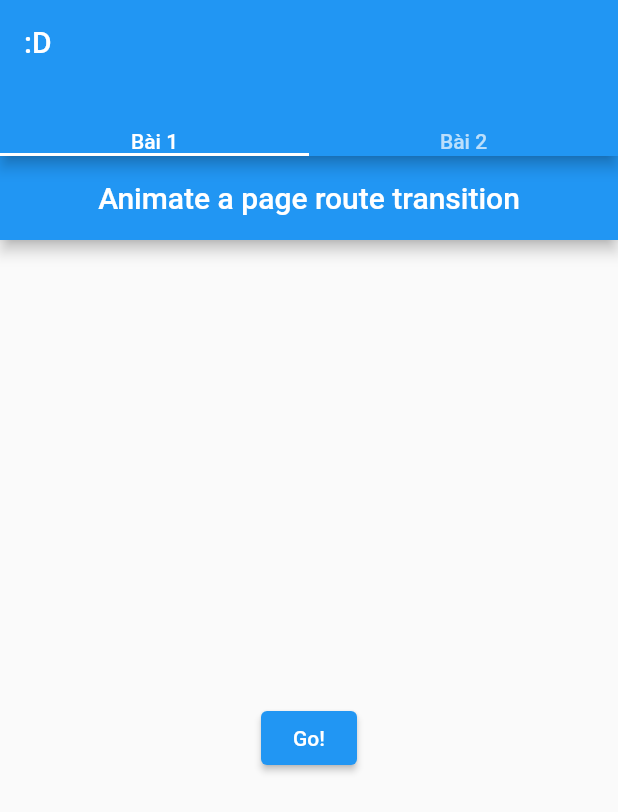
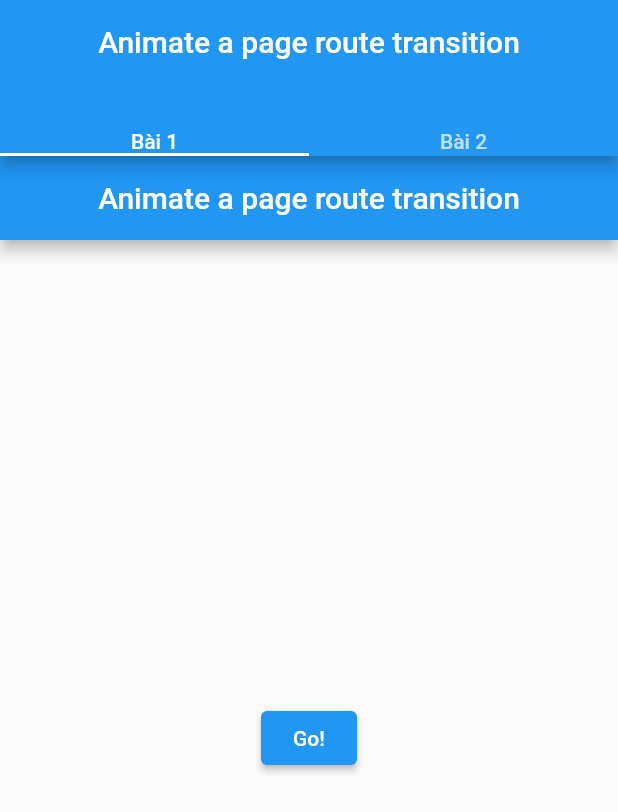
Before and after one commit to hoang3402/mobile, a Flutter app: the screen it shows after launch, on a phone screen of 412 x 824 dp. Shown: the top 812 px of the screen. Run offline on Flutter 3.47's test engine with Material 2 defaults, Android fonts, the phone set to English and light mode, and no system bars.

Commit message:
center title

```diff
--- a/lib/main.dart
+++ b/lib/main.dart
@@ -27,7 +27,7 @@ class MyHomePage extends StatefulWidget {
 }
 
 class _MyHomePageState extends State<MyHomePage> {
-  String title = ':D';
+  String title = 'Animate a page route transition';
   @override
   Widget build(BuildContext context) {
     return SafeArea(
@@ -35,7 +35,7 @@ class _MyHomePageState extends State<MyHomePage> {
         length: 2,
         child: Scaffold(
           appBar: AppBar(
-            title: Text(title),
+            title: Center(child: Text(title)),
             bottom: const TabBar(
               tabs: [
                 Text('Bài 1'),
```
